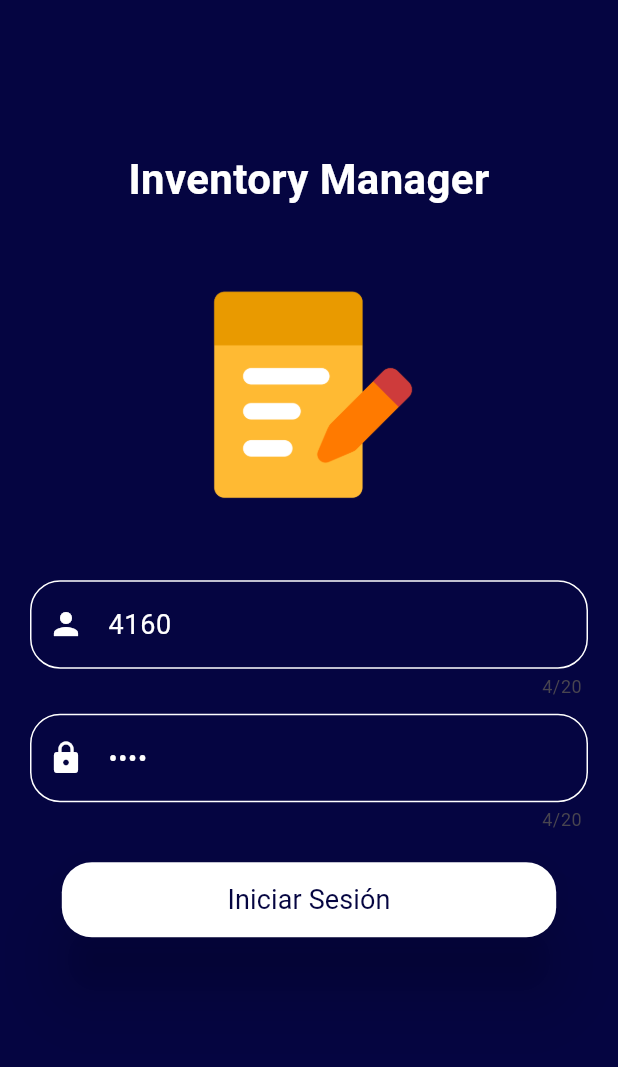
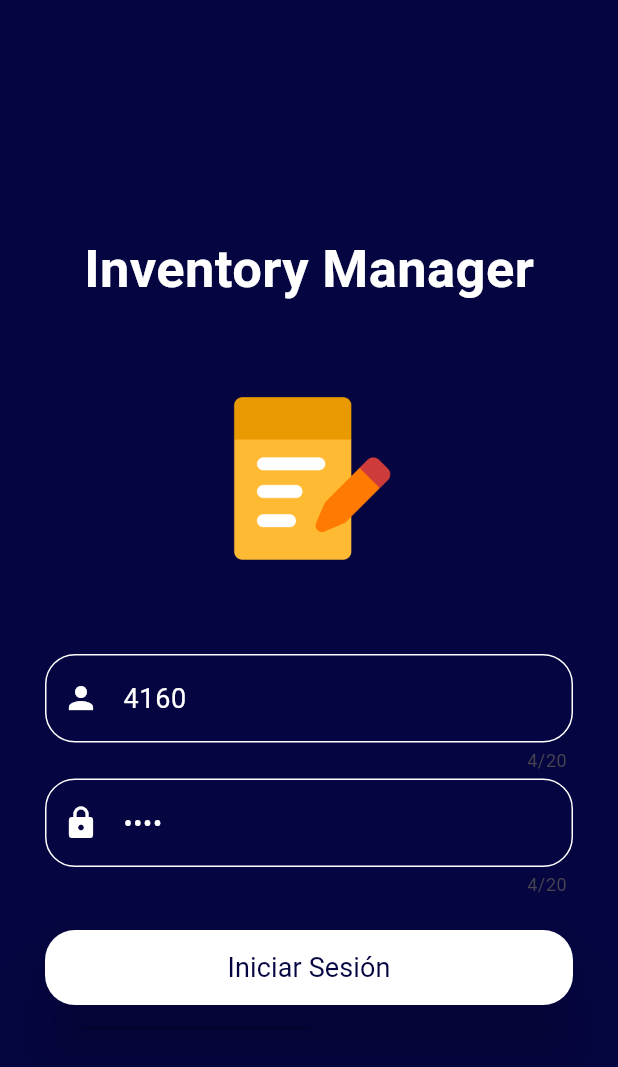
Before and after one commit to Danielcar2na/inventory_manager, a Flutter app: the screen it shows after launch, on a phone screen of 412 x 824 dp. Shown: the top 1067 px of the screen. Run offline on Flutter 3.47's test engine with Material 3 defaults, Android fonts, the phone set to English and light mode, and no system bars; our stand-ins replace get, sqflite; accounts and stored records are empty.

Commit message:
se quita expaded de boton login

```diff
--- a/lib/login/view/login_screen.dart
+++ b/lib/login/view/login_screen.dart
@@ -14,91 +14,87 @@ class LoginScreen extends StatelessWidget {
   Widget build(BuildContext context) {
     return Scaffold(
       backgroundColor: const Color.fromARGB(250, 0, 0, 61),
-      body: SafeArea(
-        child: LayoutBuilder(
-          builder: (context, constraints) {
-            return SingleChildScrollView(
-              child: ConstrainedBox(
-                constraints: BoxConstraints(minHeight: constraints.maxHeight),
-                child: IntrinsicHeight(
-                  child: Padding(
-                    padding: EdgeInsets.symmetric(horizontal: 20),
+      body: Center(
+        child: SingleChildScrollView(
           child: Column(
             mainAxisAlignment: MainAxisAlignment.center,
             children: <Widget>[
-                        Spacer(flex: 1),
-                        _buildTitle(),
-                        SizedBox(height: constraints.maxHeight * 0.05),
-                        _buildLogo(constraints),
-                        SizedBox(height: constraints.maxHeight * 0.05),
-                        _buildUserField(),
-                        SizedBox(height: 10),
-                        _buildPasswordField(),
-                        SizedBox(height: 20),
-                        _buildLoginButton(constraints),
-                        Spacer(flex: 2),
+              // Agregar el título aquí
+              const Text(
+                'Inventory Manager',
+                style: TextStyle(
+                  color: Colors.white,
+                  fontSize: 35,
+                  fontWeight: FontWeight.bold,
+                ),
+              ),
+              SizedBox(height: 50,),
+              logo(),
+              campoUsuario(),
+              campoContrasena(),
+              btnEntrar()
             ],
           ),
-                  ),
-                ),
-              ),
-            );
-          },
         ),
       ),
     );
   }
 
-  Widget _buildTitle() {
-    return Text(
-      'Inventory Manager',
-      style: TextStyle(
-        color: Colors.white,
-        fontSize: 28,
-        fontWeight: FontWeight.bold,
-      ),
-      textAlign: TextAlign.center,
-    );
+  Widget singIn() {
+    return const Text('Sign in',
+        style: TextStyle(color: Colors.white, fontSize: 35));
   }
 
-  Widget _buildLogo(BoxConstraints constraints) {
-    return SizedBox(
-      height: constraints.maxHeight * 0.2,
-      child: Image.asset(
-        'assets/img/description.png',
-        fit: BoxFit.contain,
+  Widget campoUsuario() {
+    return Container(
+      padding: const EdgeInsets.symmetric(horizontal: 30, vertical: 2),
+      child: CustomTextField(
+        userEditingController: viewModel.userTextField,
+        prefixIconData: Icons.person,
+        hint: 'Usuario',
+        maxLenght: 20,
       ),
     );
   }
 
-  Widget _buildUserField() {
-    return CustomTextField(
-      userEditingController: viewModel.userTextField,
-      prefixIconData: Icons.person,
-      hint: 'Usuario',
-      maxLenght: 20,
-    );
-  }
-
-  Widget _buildPasswordField() {
-    return CustomTextField(
+  Widget campoContrasena() {
+    return Container(
+      padding: const EdgeInsets.symmetric(horizontal: 30, vertical: 2),
+      child: CustomTextField(
         userEditingController: viewModel.passwordTextField,
         prefixIconData: Icons.lock,
         hint: 'Contraseña',
         maxLenght: 20,
         obscure: true,
+      ),
     );
   }
 
-  Widget _buildLoginButton(BoxConstraints constraints) {
-    return SizedBox(
-      width: constraints.maxWidth * 0.8,
+  Widget btnEntrar() {
+    return Container(
+        margin: const EdgeInsets.only(top: 20),
+        padding: const EdgeInsets.symmetric(horizontal: 30),
+        width: Get.width,
+        //height: Get.height * 0.09,
         child: CustomButton(
             backgroundColor: Colors.white,
             onPressed: () {
               viewModel.login();
             },
-        text: 'Iniciar Sesión',
+            text: 'Iniciar Sesión'));
+  }
+
+  Widget logo() {
+    return SizedBox(
+      height: 180,
+      width: 200,
+      child: Column(
+        children: [
+          Image.asset(
+            'assets/img/description.png',
+            width: 130,
+          ),
+        ],
       ),
     );
   }
```
Lines whose indentation alone changed are shown as unchanged.
